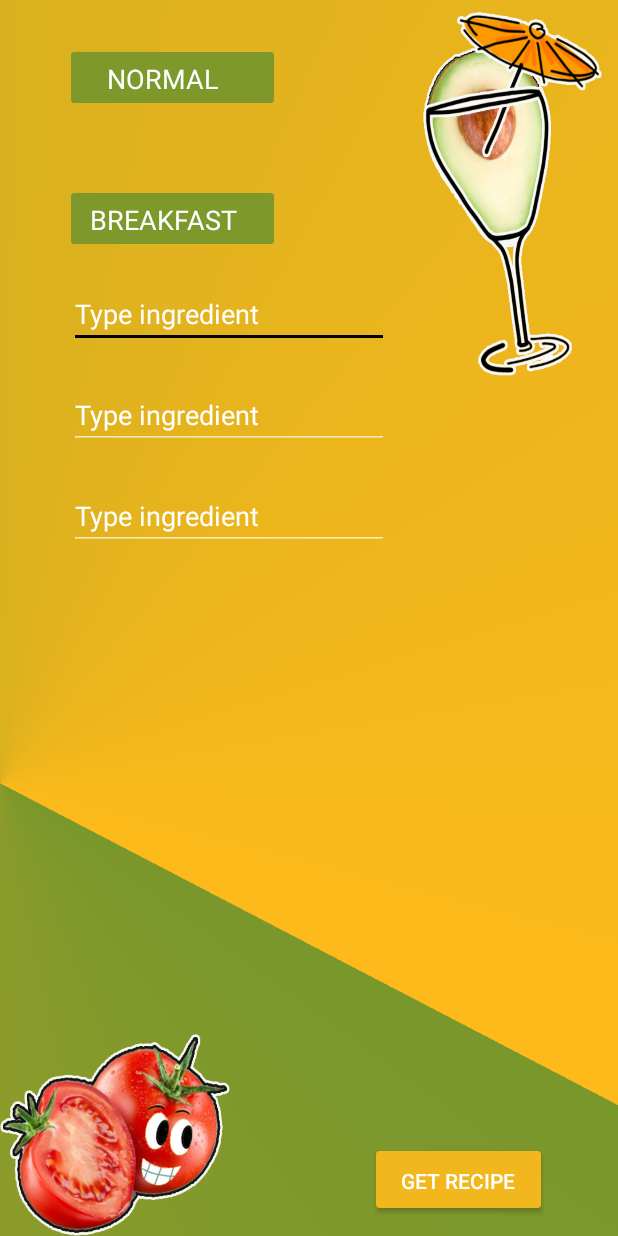
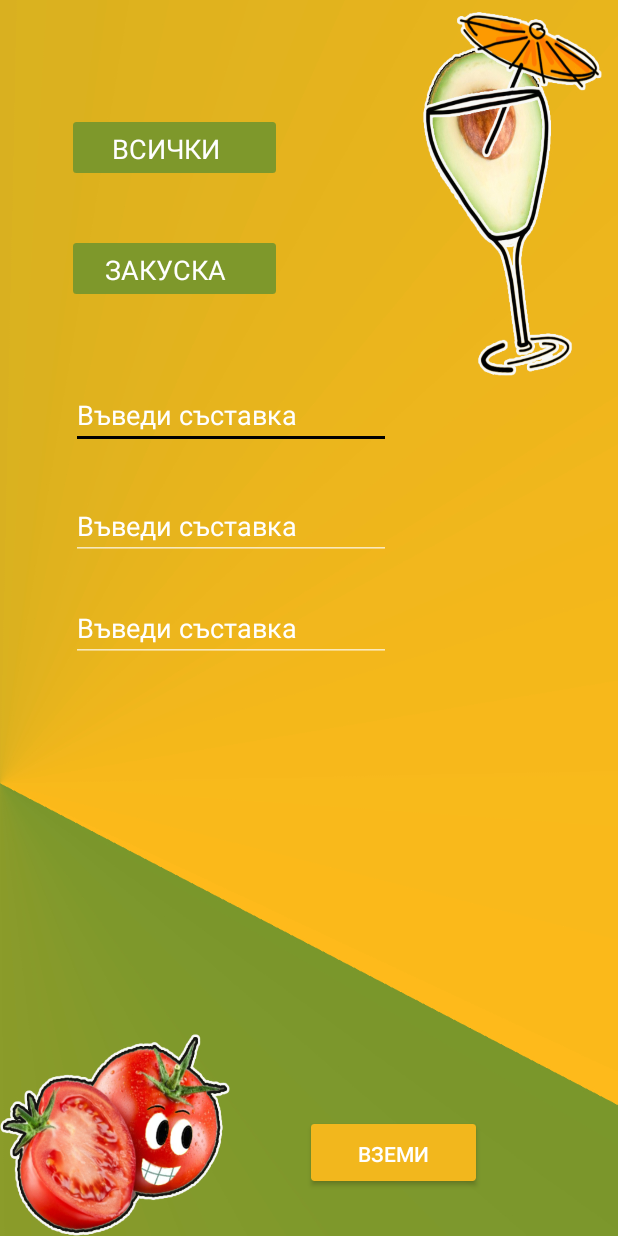
Before and after one commit to AneliaBlagoeva/AndroidReciepeRecommender, an Android app: the screen it shows after launch (MainActivity), on a phone screen of 412 x 824 dp. Run offline under Robolectric (Android 15) with nearby library versions, the phone set to English and light mode, and no system bars.

Commit message:
Added all option & changed search service for accuracy.

```diff
--- a/app/src/main/java/com/example/reciepereccomender/MainActivity.kt
+++ b/app/src/main/java/com/example/reciepereccomender/MainActivity.kt
@@ -22,7 +22,7 @@ class MainActivity : AppCompatActivity(){
         setContentView(R.layout.activity_main);
 
         // create a adapter
-        val categories = arrayOf("BREAKFAST", "LUNCH", "SNACK","DINNER")
+        val categories = arrayOf("ЗАКУСКА", "ОБЯД", "СНАК","ВЕЧЕРЯ")
         val stringArrayAdapter = ArrayAdapter(this, R.layout.spinner_text_color, categories)
 
         // create a spinner
@@ -31,7 +31,7 @@ class MainActivity : AppCompatActivity(){
         spinner.adapter = stringArrayAdapter
 
         //spinner type
-        val types = arrayOf("NORMAL", "VEGAN", "VEGITARIAN","KETOGENIC","GLUTEN FREE", "LACTOSE FREE")
+        val types = arrayOf("ВСИЧКИ", "БЕЗ РЕЖИМ", "ВЕГАН", "ВЕГЕТАРИАНСКА","КЕТО","БЕЗ ГЛУТЕН", "БЕЗ ЛАКТОЗА")
         val stringArrayAdapterTypes = ArrayAdapter(this, R.layout.spinner_text_color, types)
 
         // create a spinner
@@ -100,17 +100,24 @@ class MainActivity : AppCompatActivity(){
     private fun showData(c:Controller) : StringBuffer {
         val list = dbHelper!!.getMeals(c);
         val data = StringBuffer();
-        val index= Random.nextInt(list.size)
+        if (list.isNotEmpty()) {
+
+            val index = Random.nextInt(list.size)
 
             val meal = list.get(index)
             data.append(meal.getName()).append("\n\n")
                 .append(meal.getIngredients()).append("\n\n")
                 .append(meal.getSteps()).append("\n\n")
-            .append("Calories: ").append(meal.getCalories()).append("\n\n")
-            .append("Preparation time: ").append(meal.getPrepTime()).append("\n\n")
+                .append("Калории: ").append(meal.getCalories()).append("\n\n")
+                .append("Време за приготвяне: ").append(meal.getPrepTime()).append("\n\n")
 
             img = meal.getMealImg();
 
             return data;
         }
+        else{
+            img="template";
+            return data.append("Няма подобна рецепта");
         }
+    }
+}
--- a/app/src/main/res/layout/activity_main.xml
+++ b/app/src/main/res/layout/activity_main.xml
@@ -9,94 +9,124 @@
         android:background="@drawable/background" tools:layout_editor_absoluteY="81dp">
 
     <Button
-            android:text="Get recipe"
+            android:id="@+id/button"
             android:layout_width="110dp"
             android:layout_height="38dp"
-            android:id="@+id/button"
+            android:layout_marginStart="8dp"
+            android:layout_marginLeft="8dp"
+            android:layout_marginTop="8dp"
+            android:layout_marginEnd="32dp"
+            android:layout_marginRight="32dp"
             android:layout_marginBottom="8dp"
+            android:background="@drawable/button_custom"
             android:onClick="onClickBtn"
-            app:layout_constraintBottom_toBottomOf="parent" app:layout_constraintEnd_toEndOf="parent"
-            android:layout_marginEnd="32dp" android:layout_marginRight="32dp"
-            android:layout_marginStart="8dp"
-            app:layout_constraintStart_toStartOf="parent" android:layout_marginLeft="8dp"
-            app:layout_constraintHorizontal_bias="0.927" android:layout_marginTop="8dp"
-            app:layout_constraintTop_toTopOf="parent" app:layout_constraintVertical_bias="0.986"
-            tools:ignore="OnClick"
+            android:text="Вземи рецепта"
             android:textColor="@color/colorPrimary"
-            android:background="@drawable/button_custom"/>
+            app:layout_constraintBottom_toBottomOf="parent"
+            app:layout_constraintEnd_toEndOf="parent"
+            app:layout_constraintHorizontal_bias="0.762"
+            app:layout_constraintStart_toStartOf="parent"
+            app:layout_constraintTop_toTopOf="parent"
+            app:layout_constraintVertical_bias="0.963"
+            tools:ignore="OnClick" />
+
     <Spinner
+            android:id="@+id/spinner"
+            style="@style/spinner_style"
             android:layout_width="135dp"
             android:layout_height="34dp"
-            android:id="@+id/spinner"
-            app:layout_constraintEnd_toEndOf="parent" android:layout_marginEnd="8dp"
+            android:layout_marginStart="8dp"
+            android:layout_marginLeft="8dp"
+            android:layout_marginTop="8dp"
+            android:layout_marginEnd="8dp"
             android:layout_marginRight="8dp"
-            app:layout_constraintStart_toStartOf="parent" android:layout_marginLeft="8dp"
-            android:layout_marginStart="8dp"
-            app:layout_constraintHorizontal_bias="0.146"
-            android:layout_marginTop="8dp" app:layout_constraintTop_toTopOf="parent"
-            android:layout_marginBottom="8dp" app:layout_constraintBottom_toBottomOf="parent"
-            app:layout_constraintVertical_bias="0.154"
-            style="@style/spinner_style"/>
+            android:layout_marginBottom="8dp"
+            app:layout_constraintBottom_toBottomOf="parent"
+            app:layout_constraintEnd_toEndOf="parent"
+            app:layout_constraintHorizontal_bias="0.15"
+            app:layout_constraintStart_toStartOf="parent"
+            app:layout_constraintTop_toTopOf="parent"
+            app:layout_constraintVertical_bias="0.197" />
+
     <Spinner
+            android:id="@+id/spinnerType"
+            style="@style/spinner_style"
             android:layout_width="135dp"
             android:layout_height="34dp"
-            android:id="@+id/spinnerType"
-            app:layout_constraintEnd_toEndOf="parent" android:layout_marginEnd="8dp"
+            android:layout_marginStart="8dp"
+            android:layout_marginLeft="8dp"
+            android:layout_marginTop="8dp"
+            android:layout_marginEnd="8dp"
             android:layout_marginRight="18dp"
-            app:layout_constraintStart_toStartOf="parent" android:layout_marginLeft="8dp"
-            android:layout_marginStart="8dp"
-            app:layout_constraintHorizontal_bias="0.146"
-            android:layout_marginTop="8dp" app:layout_constraintTop_toTopOf="parent"
-            android:layout_marginBottom="8dp" app:layout_constraintBottom_toBottomOf="parent"
-            app:layout_constraintVertical_bias="0.032"
-            style="@style/spinner_style"/>
+            android:layout_marginBottom="8dp"
+            app:layout_constraintBottom_toBottomOf="parent"
+            app:layout_constraintEnd_toEndOf="parent"
+            app:layout_constraintHorizontal_bias="0.15"
+            app:layout_constraintStart_toStartOf="parent"
+            app:layout_constraintTop_toTopOf="parent"
+            app:layout_constraintVertical_bias="0.093" />
+
     <EditText
+            android:id="@+id/editText"
+            style="@style/App_EditTextStyle"
             android:layout_width="wrap_content"
             android:layout_height="wrap_content"
+            android:layout_marginStart="8dp"
+            android:layout_marginLeft="8dp"
+            android:layout_marginTop="8dp"
+            android:layout_marginEnd="8dp"
+            android:layout_marginRight="8dp"
+            android:layout_marginBottom="8dp"
+            android:ems="10"
+            android:hint="Въведи съставка"
             android:inputType="textPersonName"
-            android:hint="Type ingredient"
-            android:ems="10"
-            android:id="@+id/editText"
-            android:layout_marginEnd="8dp"
-            app:layout_constraintEnd_toEndOf="parent" android:layout_marginRight="8dp"
-            android:layout_marginBottom="8dp"
-            android:layout_marginStart="8dp"
-            app:layout_constraintStart_toStartOf="parent" android:layout_marginLeft="8dp"
-            app:layout_constraintHorizontal_bias="0.208" android:layout_marginTop="8dp"
+            app:layout_constraintBottom_toTopOf="@+id/button"
+            app:layout_constraintEnd_toEndOf="parent"
+            app:layout_constraintHorizontal_bias="0.214"
+            app:layout_constraintStart_toStartOf="parent"
             app:layout_constraintTop_toBottomOf="@+id/spinner"
-            app:layout_constraintBottom_toTopOf="@+id/button"
-            style="@style/App_EditTextStyle" app:layout_constraintVertical_bias="0.029"/>
+            app:layout_constraintVertical_bias="0.102" />
+
     <EditText
+            android:id="@+id/editText2"
+            style="@style/App_EditTextStyle"
             android:layout_width="wrap_content"
             android:layout_height="wrap_content"
+            android:layout_marginStart="8dp"
+            android:layout_marginLeft="8dp"
+            android:layout_marginTop="8dp"
+            android:layout_marginEnd="8dp"
+            android:layout_marginRight="8dp"
+            android:layout_marginBottom="8dp"
+            android:ems="10"
+            android:hint="Въведи съставка"
             android:inputType="textPersonName"
-            android:hint="Type ingredient"
-            android:ems="10"
-            android:id="@+id/editText2"
-            android:layout_marginEnd="8dp"
-            app:layout_constraintEnd_toEndOf="parent" android:layout_marginRight="8dp"
-            android:layout_marginBottom="8dp"
-            android:layout_marginStart="8dp"
-            app:layout_constraintStart_toStartOf="parent" android:layout_marginLeft="8dp"
-            app:layout_constraintHorizontal_bias="0.208" android:layout_marginTop="8dp"
+            app:layout_constraintBottom_toTopOf="@+id/button"
+            app:layout_constraintEnd_toEndOf="parent"
+            app:layout_constraintHorizontal_bias="0.214"
+            app:layout_constraintStart_toStartOf="parent"
             app:layout_constraintTop_toBottomOf="@+id/editText"
-            app:layout_constraintBottom_toTopOf="@+id/button"
-            style="@style/App_EditTextStyle" app:layout_constraintVertical_bias="0.029"/>
+            app:layout_constraintVertical_bias="0.053" />
+
     <EditText
+            android:id="@+id/editText3"
+            style="@style/App_EditTextStyle"
             android:layout_width="wrap_content"
             android:layout_height="wrap_content"
+            android:layout_marginStart="8dp"
+            android:layout_marginLeft="8dp"
+            android:layout_marginTop="8dp"
+            android:layout_marginEnd="8dp"
+            android:layout_marginRight="8dp"
+            android:layout_marginBottom="8dp"
+            android:ems="10"
+            android:hint="Въведи съставка"
             android:inputType="textPersonName"
-            android:hint="Type ingredient"
-            android:ems="10"
-            android:id="@+id/editText3"
-            android:layout_marginEnd="8dp"
-            app:layout_constraintEnd_toEndOf="parent" android:layout_marginRight="8dp"
-            android:layout_marginBottom="8dp"
-            android:layout_marginStart="8dp"
-            app:layout_constraintStart_toStartOf="parent" android:layout_marginLeft="8dp"
-            app:layout_constraintHorizontal_bias="0.208" android:layout_marginTop="8dp"
+            app:layout_constraintBottom_toTopOf="@+id/button"
+            app:layout_constraintEnd_toEndOf="parent"
+            app:layout_constraintHorizontal_bias="0.214"
+            app:layout_constraintStart_toStartOf="parent"
             app:layout_constraintTop_toBottomOf="@+id/editText2"
-            app:layout_constraintBottom_toTopOf="@+id/button"
-            style="@style/App_EditTextStyle" app:layout_constraintVertical_bias="0.035"/>
+            app:layout_constraintVertical_bias="0.047" />
 
 </android.support.constraint.ConstraintLayout>
--- a/app/src/main/res/values/styles.xml
+++ b/app/src/main/res/values/styles.xml
@@ -3,7 +3,8 @@
     <!-- Base application theme. -->
     <style name="AppTheme" parent="Theme.AppCompat.NoActionBar">
         <!-- Customize your theme here. -->
-        <item name="colorPrimaryDark">@color/colorGradientDark</item>
+        <item name="colorPrimaryDark">@color/colorGradientDark
+        </item>
         <item name="colorAccent">@color/colorAccent</item>
 
     </style>
```
Also changed, not shown: app/src/main/java/com/example/reciepereccomender/Controller.java (+5 -5 lines), app/src/main/java/com/example/reciepereccomender/DatabaseHelper.java (+76 -46 lines), app/src/main/assets/sqlite/Reciepe.sqlite, app/src/main/res/drawable/template.jpg (added). Lines whose indentation alone changed are shown as unchanged.
